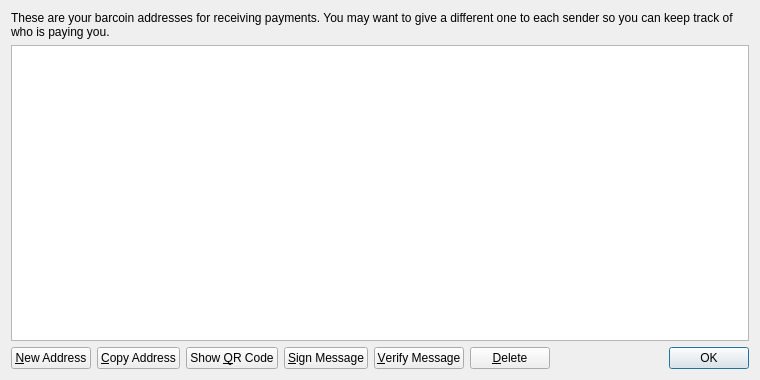
KM199/Kcoin, file src/qt/forms/addressbookpage.ui: the form before one commit.
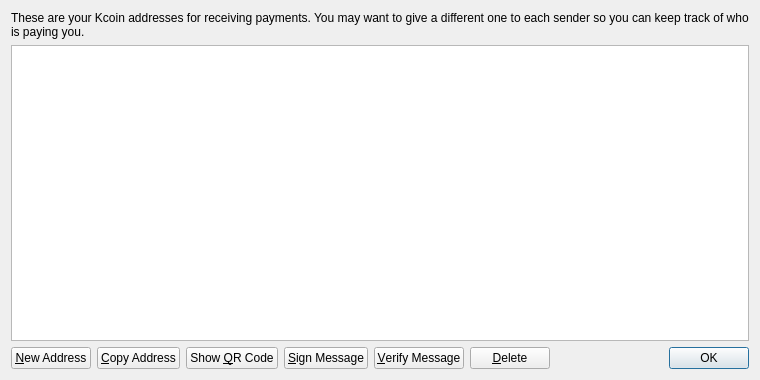
The form after the commit. Icons and pictures are not drawn.

What changed in the file:
```diff
--- a/src/qt/forms/addressbookpage.ui
+++ b/src/qt/forms/addressbookpage.ui
@@ -17,7 +17,7 @@
    <item>
     <widget class="QLabel" name="labelExplanation">
      <property name="text">
-      <string>These are your barcoin addresses for receiving payments. You may want to give a different one to each sender so you can keep track of who is paying you.</string>
+      <string>These are your Kcoin addresses for receiving payments. You may want to give a different one to each sender so you can keep track of who is paying you.</string>
      </property>
      <property name="textFormat">
       <enum>Qt::PlainText</enum>
```
